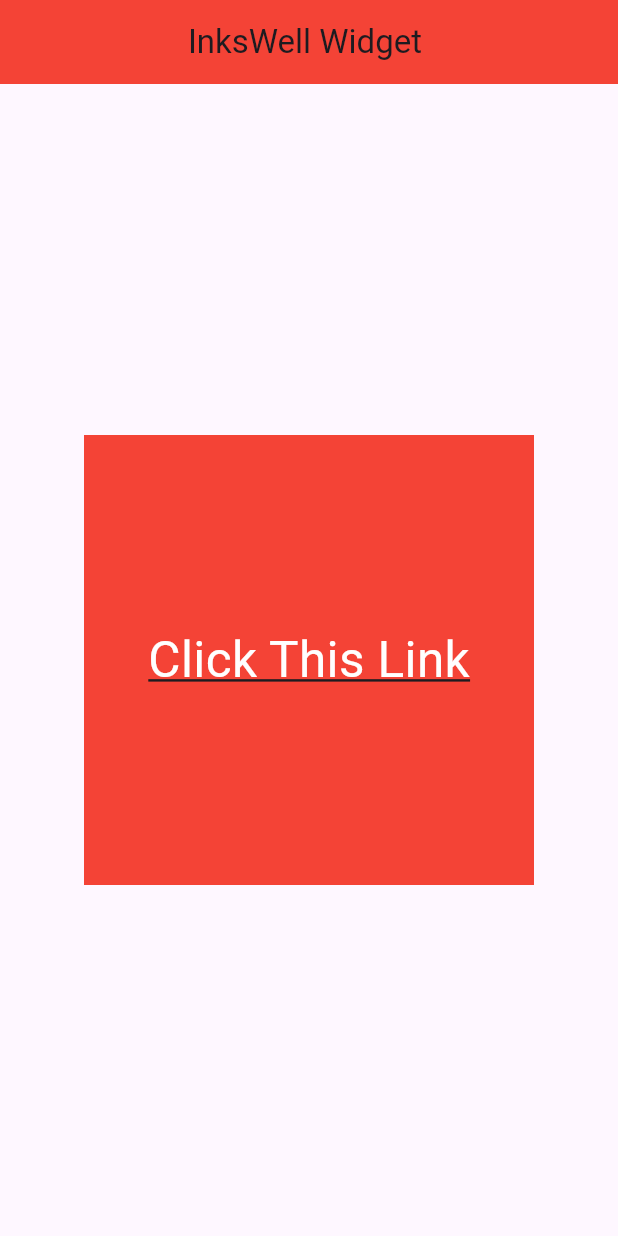
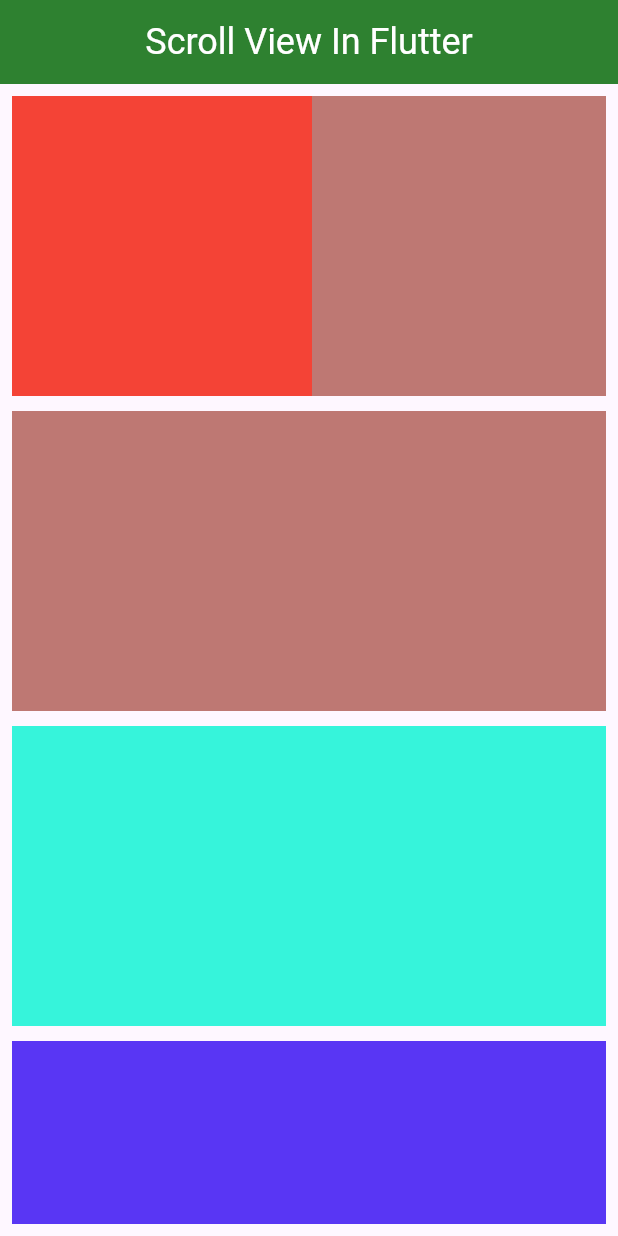
Before and after one commit to ArunPandeyLaudari/FlutterBy-Arun, a Flutter app: the screen it shows after launch, on a phone screen of 412 x 824 dp. Run offline on Flutter 3.47's test engine with Material 3 defaults, Android fonts, the phone set to English and light mode, and no system bars.

Commit message:
SingleChildScrollView Done

```diff
--- a/lib/main.dart
+++ b/lib/main.dart
@@ -1,5 +1,6 @@
 import 'package:flutter/material.dart';
-import 'package:flutter_course/Inkwell.dart';
+// import 'package:flutter_course/Inkwell.dart';
+import 'package:flutter_course/scrollviews.dart';
 // import 'package:flutter_course/TextWidgets.dart';
 // import 'package:flutter_course/buttonpage.dart';
 // import 'package:flutter_course/imagepage.dart';
@@ -19,6 +20,6 @@ class MyApp extends StatelessWidget {
   // This widget is the root of your application.
   @override
   Widget build(BuildContext context) {
-    return MaterialApp(debugShowCheckedModeBanner: false, home:InksWell());
+    return MaterialApp(debugShowCheckedModeBanner: false, home:ScrollViews());
   }
 }
--- /dev/null
+++ b/lib/scrollviews.dart
@@ -0,0 +1,100 @@
+import 'package:flutter/material.dart';
+
+class ScrollViews extends StatelessWidget {
+  const ScrollViews({super.key});
+
+  @override
+  Widget build(BuildContext context) {
+    return Scaffold(
+      appBar: AppBar(
+        title: Text(
+          "Scroll View In Flutter",
+          style: TextStyle(color: Colors.white, fontSize: 24),
+        ),
+        backgroundColor: const Color.fromARGB(255, 46, 129, 48),
+        centerTitle: true,
+      ),
+
+      body: Padding(
+        padding: const EdgeInsets.all(8.0),
+        child: SingleChildScrollView(
+          child: Column(
+            children: [
+              SingleChildScrollView(
+                scrollDirection: Axis.horizontal,
+                child: Row(
+                  children: [
+                    Container(
+                      margin: EdgeInsets.only(bottom: 10),
+                      height: 200,
+                      width: 200,
+                      color: Colors.red,
+                    ),
+                    Container(
+                      margin: EdgeInsets.only(bottom: 10),
+                      height: 200,
+                      width: 200,
+                      color: const Color.fromARGB(255, 190, 120, 115),
+                    ),
+                    Container(
+                      margin: EdgeInsets.only(bottom: 10),
+                      height: 200,
+                      width: 200,
+                      color: const Color.fromARGB(255, 54, 244, 219),
+                    ),
+                    Container(
+                      margin: EdgeInsets.only(bottom: 10),
+                      height: 200,
+                      width: 200,
+                      color: const Color.fromARGB(255, 89, 54, 244),
+                    ),
+                  ],
+                ),
+              ),
+              Container(
+                margin: EdgeInsets.only(bottom: 10),
+                height: 200,
+                color: const Color.fromARGB(255, 190, 120, 115),
+              ),
+              Container(
+                margin: EdgeInsets.only(bottom: 10),
+                height: 200,
+                color: const Color.fromARGB(255, 54, 244, 219),
+              ),
+              Container(
+                margin: EdgeInsets.only(bottom: 10),
+                height: 200,
+                color: const Color.fromARGB(255, 89, 54, 244),
+              ),
+              Container(
+                margin: EdgeInsets.only(bottom: 10),
+                height: 200,
+                color: const Color.fromARGB(255, 244, 174, 54),
+              ),
+              Container(
+                margin: EdgeInsets.only(bottom: 10),
+                height: 200,
+                color: const Color.fromARGB(255, 142, 8, 50),
+              ),
+              Container(
+                margin: EdgeInsets.only(bottom: 10),
+                height: 200,
+                color: Colors.red,
+              ),
+              Container(
+                margin: EdgeInsets.only(bottom: 10),
+                height: 200,
+                color: const Color.fromARGB(255, 15, 113, 182),
+              ),
+              Container(
+                margin: EdgeInsets.only(bottom: 10),
+                height: 200,
+                color: Colors.red,
+              ),
+            ],
+          ),
+        ),
+      ),
+    );
+  }
+}
```
